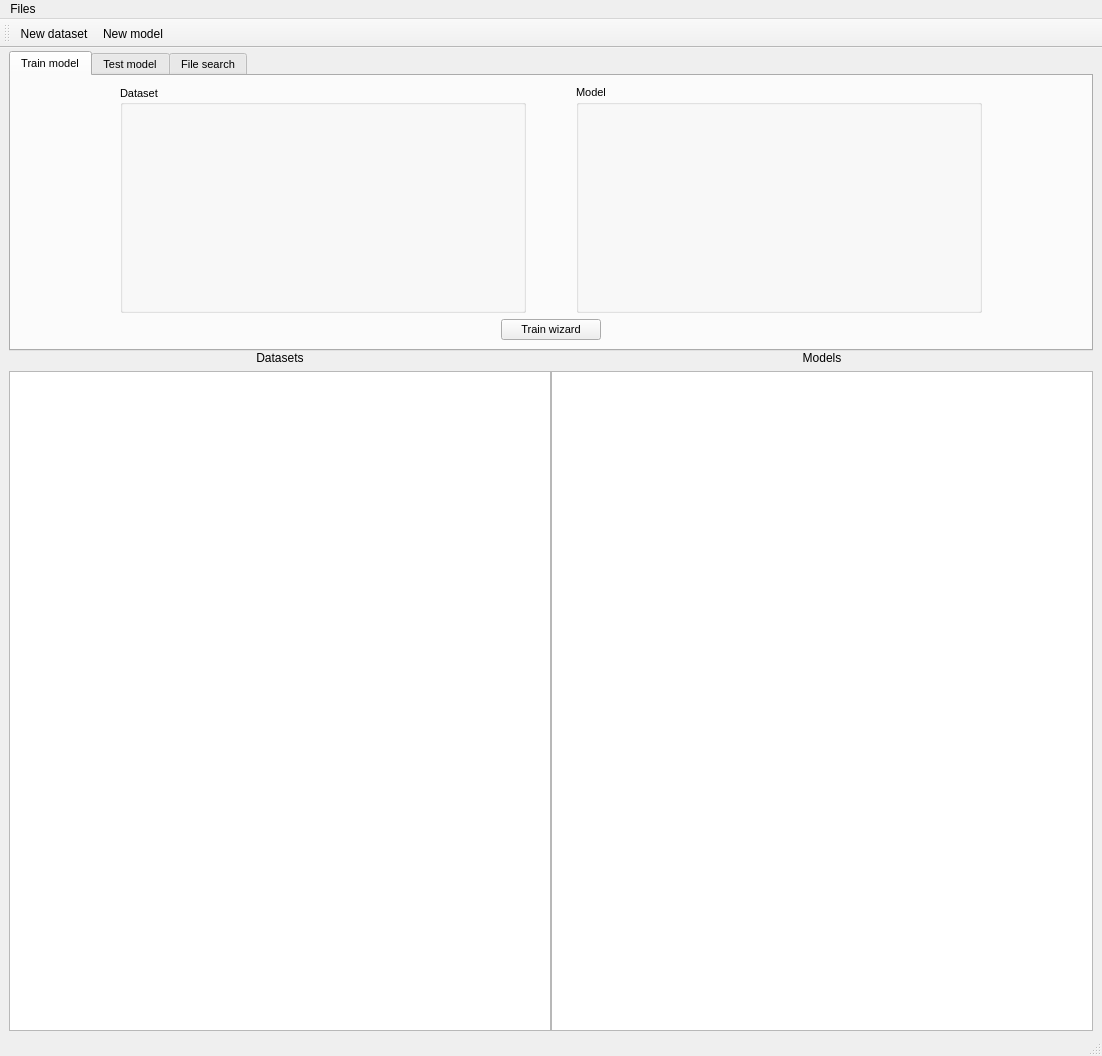
Qt form gui/designer/semhash_main.ui (rafalpiwnik/SemanticHashing) before a commit.
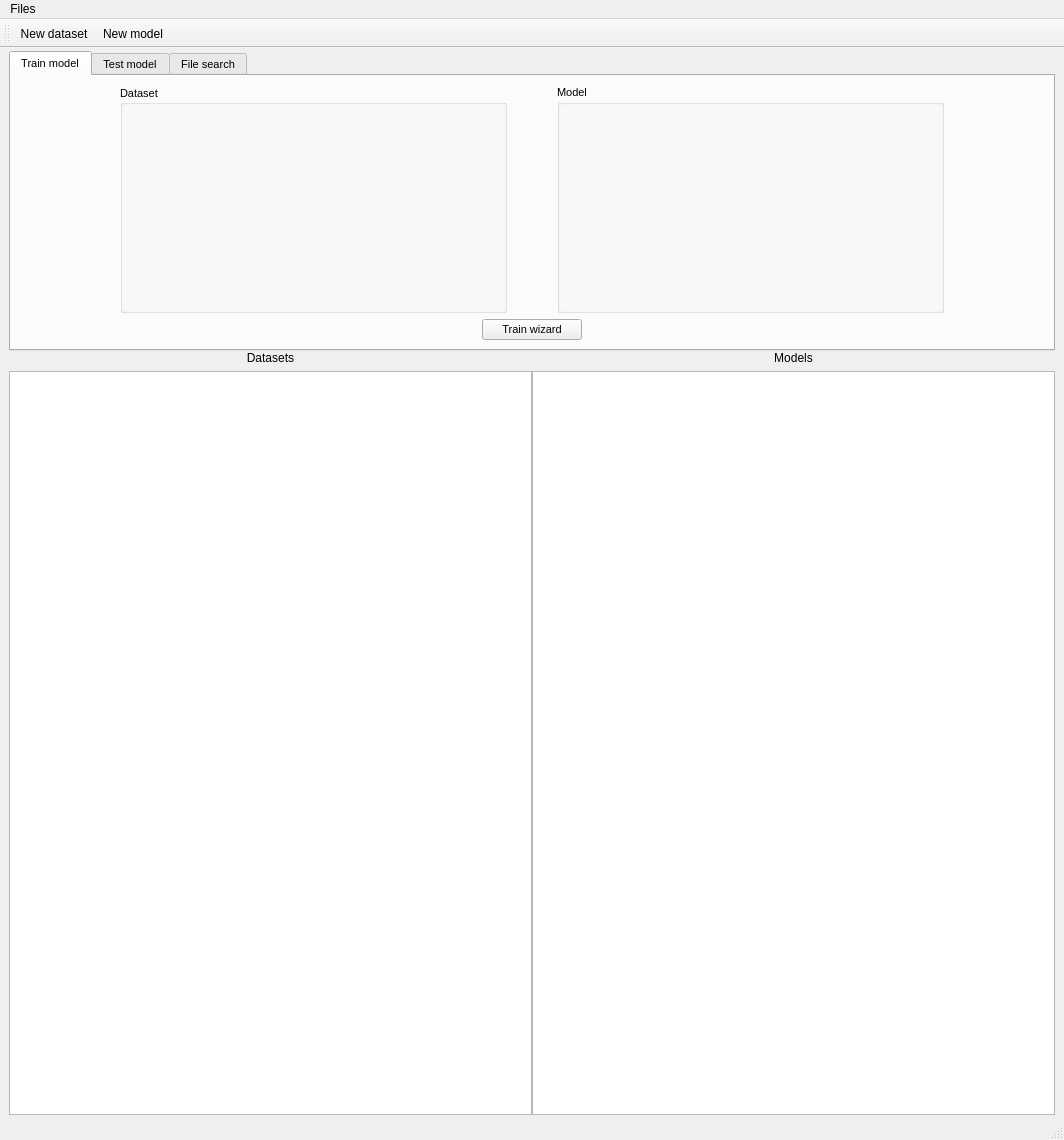
The same form after that commit.

What changed in the file:
```diff
--- a/gui/designer/semhash_main.ui
+++ b/gui/designer/semhash_main.ui
@@ -6,8 +6,8 @@
    <rect>
     <x>0</x>
     <y>0</y>
-    <width>1102</width>
-    <height>1056</height>
+    <width>1064</width>
+    <height>1140</height>
    </rect>
   </property>
   <property name="sizePolicy">
@@ -317,7 +317,7 @@
     <rect>
      <x>0</x>
      <y>0</y>
-     <width>1102</width>
+     <width>1064</width>
      <height>26</height>
     </rect>
    </property>
```
